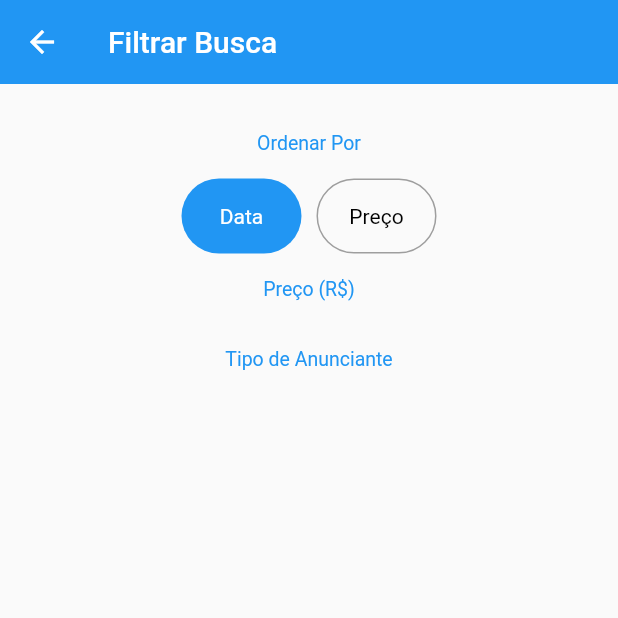
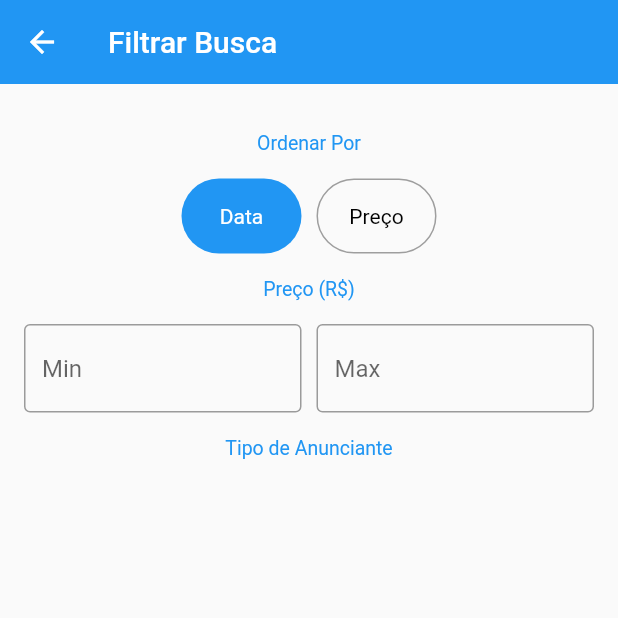
Before and after one commit to evrtonpires/olx, a Flutter app: the FilterScreen screen opened directly, on a phone screen of 412 x 824 dp, the top half of it. Run offline on Flutter 3.47's test engine with Material 2 defaults, Android fonts, the phone set to English and light mode, and no system bars; our stand-ins replace brasil_fields, rxdart.

Commit message:
Criando o Campo de Faixa de Preco

```diff
--- /dev/null
+++ b/lib/helpers/format_field.dart
@@ -0,0 +1,5 @@
+import 'package:flutter/cupertino.dart';
+
+String getSanitizedText({@required String text}) {
+  return text.replaceAll(RegExp(r'[^\d]'), "");
+}
--- a/lib/screens/filter/filter_screen.dart
+++ b/lib/screens/filter/filter_screen.dart
@@ -1,6 +1,7 @@
 import 'package:flutter/material.dart';
 import 'package:xlo/models/filter.dart';
 import 'package:xlo/screens/filter/widgets/order_by_filter.dart';
+import 'package:xlo/screens/filter/widgets/price_range_field.dart';
 import 'package:xlo/screens/filter/widgets/section_title.dart';
 
 class FilterScreen extends StatefulWidget {
@@ -28,6 +29,7 @@ class _FilterScreenState extends State<FilterScreen> {
                 const Center(child: SectionTitle(title: "Ordenar Por")),
                 OrderByFilter(initialValue: OrderBy.DATE, onSaved: (valor) {}),
                 const Center(child: SectionTitle(title: "Preço (R\$)")),
+                PriceRangeField(),
                 const Center(child: SectionTitle(title: "Tipo de Anunciante")),
               ],
             ),
--- /dev/null
+++ b/lib/screens/filter/widgets/price_range_field.dart
@@ -0,0 +1,53 @@
+import 'package:brasil_fields/formatter/real_input_formatter.dart';
+import 'package:flutter/material.dart';
+import 'package:flutter/services.dart';
+import 'package:xlo/helpers/format_field.dart';
+
+class PriceRangeField extends StatelessWidget {
+  @override
+  Widget build(BuildContext context) {
+    return Row(
+      children: <Widget>[
+        Expanded(
+            child: TextFormField(
+          decoration:
+              InputDecoration(border: OutlineInputBorder(), hintText: "Min"),
+          keyboardType: TextInputType.numberWithOptions(decimal: false),
+          inputFormatters: [
+            WhitelistingTextInputFormatter.digitsOnly,
+            RealInputFormatter(centavos: false)
+          ],
+          initialValue: null,
+          onSaved: (valor) {},
+          validator: (valor) {
+            if (valor.isNotEmpty &&
+                int.tryParse(getSanitizedText(text: valor)) == null) {
+              return "Utilize valores válidos";
+            } else
+              return null;
+          },
+        )),
+        const SizedBox(width: 10),
+        Expanded(
+            child: TextFormField(
+          decoration:
+              InputDecoration(border: OutlineInputBorder(), hintText: "Max"),
+          keyboardType: TextInputType.numberWithOptions(decimal: true),
+          inputFormatters: [
+            WhitelistingTextInputFormatter.digitsOnly,
+            RealInputFormatter(centavos: false)
+          ],
+          initialValue: null,
+          onSaved: (valor) {},
+          validator: (valor) {
+            if (valor.isNotEmpty &&
+                int.tryParse(getSanitizedText(text: valor)) == null) {
+              return "Utilize valores válidos";
+            } else
+              return null;
+          },
+        ))
+      ],
+    );
+  }
+}
```
